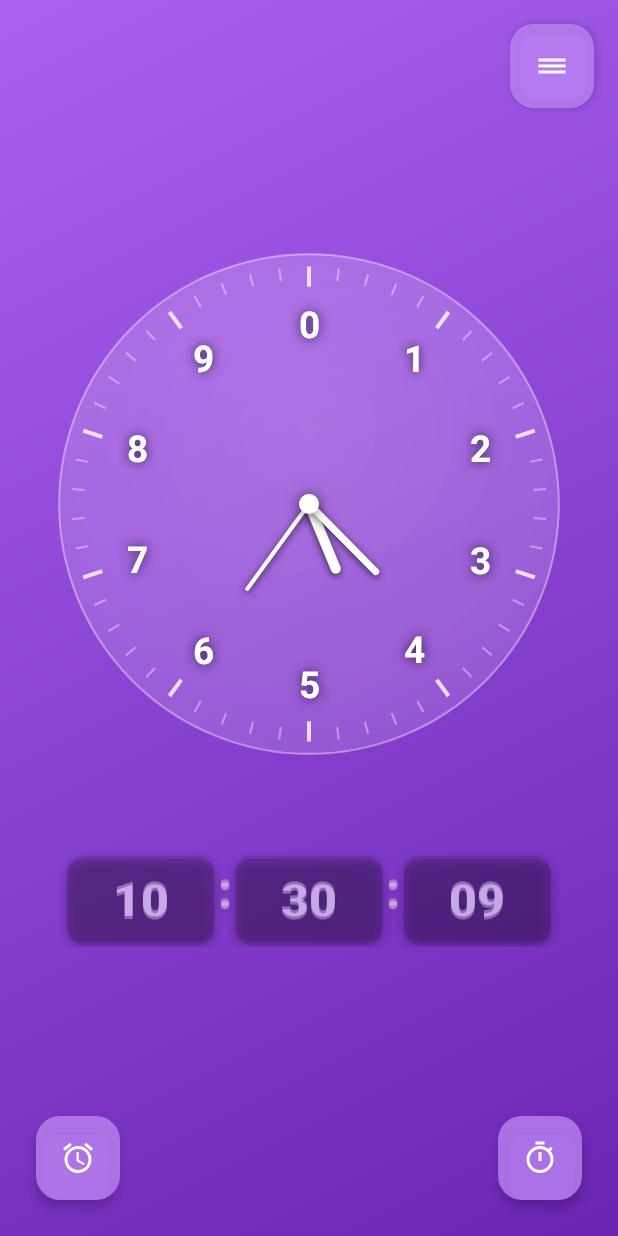
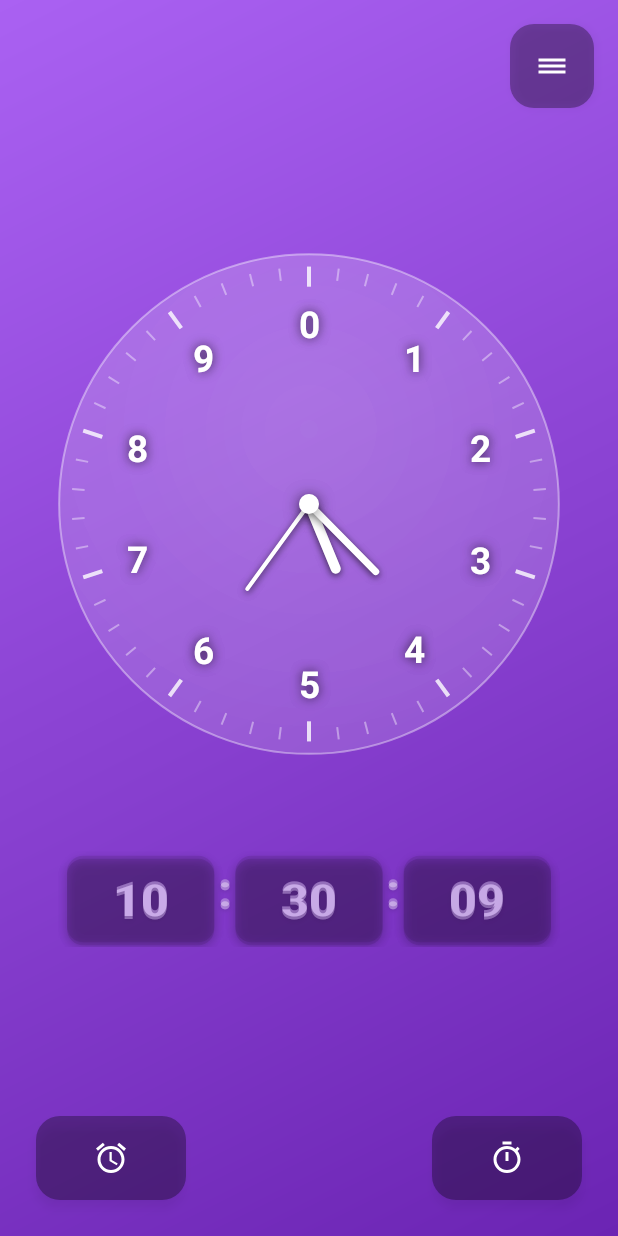
Before and after one commit to TheMrGrench/decimal-clock, an Android app: the screen it shows after launch (MainActivity), on a phone screen of 412 x 824 dp. Run offline under Robolectric (Android 15) with nearby library versions, the phone set to English and light mode, and no system bars.

Commit message:
Style buttons to match time cards design
- Replace FloatingActionButton with ImageButton for consistent styling
- Create button_card_style.xml matching time card appearance (#50000000)
- Make bottom buttons rectangular and wider (100dp width)
- Remove dynamic color tinting from main screen buttons
- Keep settings button square (56x56dp)

```diff
--- a/app/src/main/java/com/decimalclock/MainActivity.kt
+++ b/app/src/main/java/com/decimalclock/MainActivity.kt
@@ -54,12 +54,6 @@ class MainActivity : AppCompatActivity() {
         val colors = SettingsActivity.generateGradientColors(currentHue)
         updateBackgroundGradient(colors.first, colors.second)
 
-        // Применяем пастельный цвет к кнопкам
-        val pastelColor = SettingsActivity.generatePastelColor(currentHue)
-        binding.fabAlarm.backgroundTintList = android.content.res.ColorStateList.valueOf(pastelColor)
-        binding.fabTimer.backgroundTintList = android.content.res.ColorStateList.valueOf(pastelColor)
-        binding.fabSettings.backgroundTintList = android.content.res.ColorStateList.valueOf(pastelColor)
-
         // Загружаем видимость времени
         timeVisible = prefs.getBoolean("timeVisible", true)
         binding.standardTimeView.visibility = if (timeVisible) View.VISIBLE else View.INVISIBLE
--- /dev/null
+++ b/app/src/main/res/drawable/button_card_style.xml
@@ -0,0 +1,10 @@
+<?xml version="1.0" encoding="utf-8"?>
+<ripple xmlns:android="http://schemas.android.com/apk/res/android"
+    android:color="#60FFFFFF">
+    <item>
+        <shape android:shape="rectangle">
+            <solid android:color="#50000000" />
+            <corners android:radius="16dp" />
+        </shape>
+    </item>
+</ripple>
--- a/app/src/main/res/layout/activity_main.xml
+++ b/app/src/main/res/layout/activity_main.xml
@@ -48,46 +48,50 @@
         app:layout_constraintVertical_chainStyle="packed" />
 
     <!-- Alarm button - bottom left -->
-    <com.google.android.material.floatingactionbutton.FloatingActionButton
+    <ImageButton
         android:id="@+id/fabAlarm"
-        android:layout_width="wrap_content"
-        android:layout_height="wrap_content"
+        android:layout_width="100dp"
+        android:layout_height="56dp"
         android:layout_margin="24dp"
         android:src="@drawable/ic_alarm"
         android:contentDescription="Будильник"
+        android:background="@drawable/button_card_style"
+        android:scaleType="centerInside"
+        android:padding="12dp"
         app:tint="@color/white"
-        app:borderWidth="0dp"
-        app:elevation="4dp"
-        app:fabSize="normal"
+        android:elevation="4dp"
         app:layout_constraintBottom_toBottomOf="parent"
         app:layout_constraintStart_toStartOf="parent" />
 
     <!-- Timer button - bottom right -->
-    <com.google.android.material.floatingactionbutton.FloatingActionButton
+    <ImageButton
         android:id="@+id/fabTimer"
-        android:layout_width="wrap_content"
-        android:layout_height="wrap_content"
+        android:layout_width="100dp"
+        android:layout_height="56dp"
         android:layout_margin="24dp"
         android:src="@drawable/ic_timer"
         android:contentDescription="Таймер"
+        android:background="@drawable/button_card_style"
+        android:scaleType="centerInside"
+        android:padding="12dp"
         app:tint="@color/white"
-        app:borderWidth="0dp"
-        app:elevation="4dp"
-        app:fabSize="normal"
+        android:elevation="4dp"
         app:layout_constraintBottom_toBottomOf="parent"
         app:layout_constraintEnd_toEndOf="parent" />
 
-    <com.google.android.material.floatingactionbutton.FloatingActionButton
+    <!-- Settings button - top right -->
+    <ImageButton
         android:id="@+id/fabSettings"
-        android:layout_width="wrap_content"
-        android:layout_height="wrap_content"
+        android:layout_width="56dp"
+        android:layout_height="56dp"
         android:layout_margin="16dp"
         android:src="@drawable/ic_menu_hamburger"
         android:contentDescription="Настройки"
+        android:background="@drawable/button_card_style"
+        android:scaleType="centerInside"
+        android:padding="12dp"
         app:tint="@color/white"
-        app:borderWidth="0dp"
-        app:elevation="4dp"
-        app:fabSize="mini"
+        android:elevation="4dp"
         app:layout_constraintTop_toTopOf="parent"
         app:layout_constraintEnd_toEndOf="parent" />
 
```
